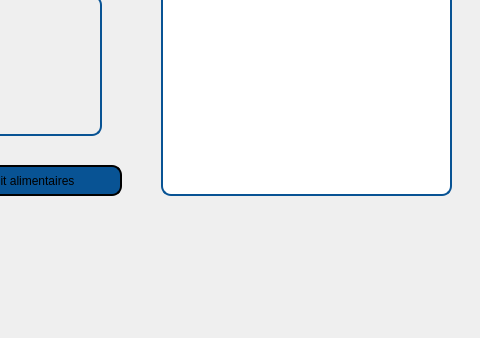
First picture: the form in accueil.ui, repository yanni2302/smart_parental_monitoring_2A22, before the edit; both pictures show x 619 to 1099 and y 385 to 723 of the 1099 by 723 pixel window.
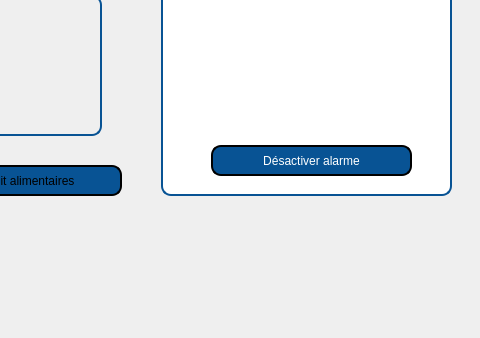
Second picture: the form after the edit. Icons and pictures are not drawn.

```diff
--- a/accueil.ui
+++ b/accueil.ui
@@ -381,6 +381,29 @@
     <string>Notification</string>
    </property>
   </widget>
+  <widget class="QPushButton" name="desact_Alarme">
+   <property name="geometry">
+    <rect>
+     <x>830</x>
+     <y>530</y>
+     <width>201</width>
+     <height>31</height>
+    </rect>
+   </property>
+   <property name="styleSheet">
+    <string notr="true">border: 2px solid black;
+font: 75 8pt &quot;MS Shell Dlg 2&quot;;
+border-radius: 10px;
+color: rgb(255, 255, 255);
+padding: 0 8px;
+background: #085394;
+font: bold, &quot;Comic Sans MS&quot;;;
+text-align:center;</string>
+   </property>
+   <property name="text">
+    <string>Désactiver alarme</string>
+   </property>
+  </widget>
  </widget>
  <resources/>
  <connections/>
```
